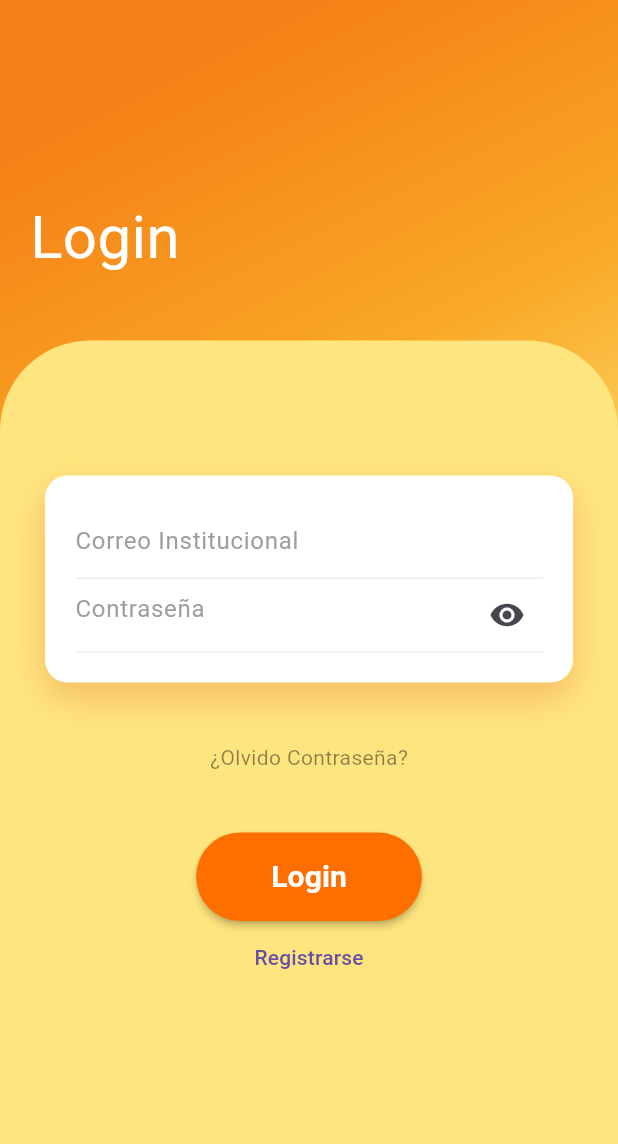
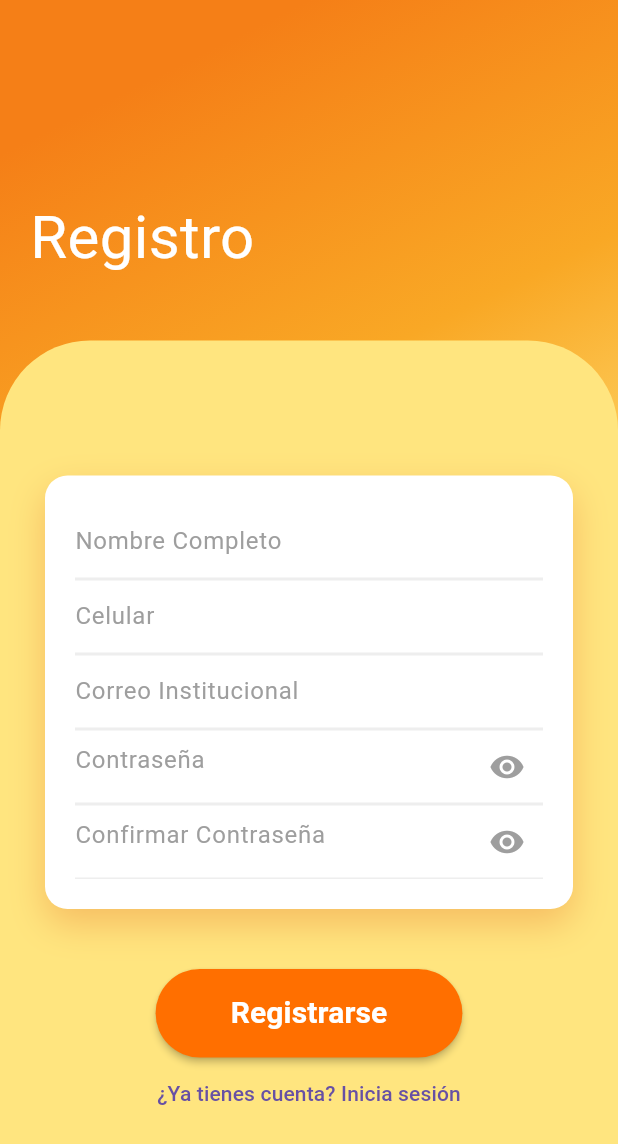
Before and after one commit to joseferrera15/Tarea2-Lenguajes--JoseFerrera, a Flutter app: the screen it shows after launch, after a tap on "Registrarse", on a phone screen of 412 x 824 dp. Shown: the top 1144 px of the screen. Run offline on Flutter 3.47's test engine with Material 3 defaults, Android fonts, the phone set to English and light mode, and no system bars; our stand-ins replace go_router.

Commit message:
Actualizacion Tarea 2.1

```diff
--- a/lib/main.dart
+++ b/lib/main.dart
@@ -4,6 +4,7 @@ import 'package:go_router/go_router.dart';
 import 'package:todo_apps/src/views/admin_todo_page.dart';
 import 'package:todo_apps/src/views/home_page.dart';
 import 'package:todo_apps/src/views/login_page.dart';
+import 'package:todo_apps/src/views/registro_page.dart';
 
 void main() => runApp(const MyApp());
 
@@ -37,6 +38,7 @@ class MyApp extends StatelessWidget {
                 },
               ),
 
+
             ],
 
           ),
@@ -45,6 +47,14 @@ class MyApp extends StatelessWidget {
                 name: 'login-page',
                 builder: (context, state) {
                    return const LoginPage();
+                },
+
+              ),
+            GoRoute(
+                path: '/registro',
+                name: 'registro',
+                builder: (context, state) {
+                   return const SignUpPage();
                 },
 
               )
--- a/lib/src/shared/text_fields.dart
+++ b/lib/src/shared/text_fields.dart
@@ -1 +1,91 @@
-//Clase CustomerTextField/
+import 'package:flutter/material.dart';
+
+class CustomTextField extends StatefulWidget {
+  final TextEditingController controller;
+  final String hintText;
+  final bool isPassword;
+  final TextInputType keyboardType;
+  final String? Function(String?)? validator;
+  final void Function(String)? onChanged;
+  final bool enabled;
+  final double borderRadius;
+  final String? labelText;
+  final TextStyle? labelStyle;
+  final InputBorder? inputBorder;
+
+  const CustomTextField({
+    Key? key,
+    required this.controller,
+    required this.hintText,
+    this.isPassword = false,
+    this.keyboardType = TextInputType.text,
+    this.validator,
+    this.onChanged,
+    this.enabled = true,
+    this.borderRadius = 12,
+    this.labelText,
+    this.labelStyle,
+    this.inputBorder,
+  }) : super(key: key);
+
+  @override
+  _CustomTextFieldState createState() => _CustomTextFieldState();
+}
+
+class _CustomTextFieldState extends State<CustomTextField> {
+  bool _obscureText = true;
+
+  @override
+  Widget build(BuildContext context) {
+    return Column(
+      crossAxisAlignment: CrossAxisAlignment.start,
+      children: [
+
+        if (widget.labelText != null)
+          Padding(
+            padding: const EdgeInsets.only(bottom: 8.0),
+            child: Text(
+              widget.labelText!,
+              style: widget.labelStyle ?? TextStyle(
+                color: Colors.black87,
+                fontWeight: FontWeight.bold,
+                fontSize: 16,
+              ),
+            ),
+          ),
+
+        //TexTfield Container
+        Container(
+          decoration: BoxDecoration(
+            border: Border(bottom: BorderSide(color: Colors.grey.shade200)),
+          ),
+          child: TextField(
+            controller: widget.controller,
+            obscureText: widget.isPassword && _obscureText,
+            keyboardType: widget.keyboardType,
+            enabled: widget.enabled,
+            onChanged: widget.onChanged,
+            decoration: InputDecoration(
+              hintText: widget.hintText,
+              hintStyle: const TextStyle(color: Colors.grey),
+              border: InputBorder.none,
+              suffixIcon: widget.isPassword
+                  ? IconButton(
+                      onPressed: () {
+                        setState(() {
+                          _obscureText = !_obscureText;
+                        });
+                      },
+                      icon: Icon(
+                        _obscureText ? Icons.visibility : Icons.visibility_off,
+                        color: Colors.grey,
+                      ),
+                    )
+                  : null,
+            ),
+          ),
+        ),
+      ],
+    );
+  }
+}
--- a/lib/src/views/login_page.dart
+++ b/lib/src/views/login_page.dart
@@ -1,5 +1,6 @@
 import 'package:flutter/material.dart';
 import 'package:go_router/go_router.dart';
+import 'package:todo_apps/src/shared/text_fields.dart';
 
 class LoginPage extends StatefulWidget {
     const LoginPage({super.key});
@@ -41,12 +42,32 @@ class _LoginPageState extends State<LoginPage>{
         return;
     }
 
-    // Aquí podrías agregar más validaciones
-    if (!_emailController.text.endsWith('@unah.edu')) {
+    // validacion de que se este utilizando el correo institucional
+    if (!_emailController.text.contains('jaferrerac@unah.hn')) {
         ScaffoldMessenger.of(context).showSnackBar(
             SnackBar(
                 content: Text(
                     'Use su correo institucional',
+                    textAlign: TextAlign.center,
+                    style:TextStyle(
+                        fontSize: 15,
+                        fontWeight: FontWeight.bold
+                        )
+                        ),
+                backgroundColor: Colors.red,
+                duration: Duration(seconds: 3),
+
+
+                ),
+        );
+        return;
+    }
+    //validacion que sea el numero de cuenta
+    if (!_passwordController.text.contains('20172000455')) {
+        ScaffoldMessenger.of(context).showSnackBar(
+            SnackBar(
+                content: Text(
+                    'Contrasena incorrecta',
                     textAlign: TextAlign.center,
                     style:TextStyle(
                         fontSize: 15,
@@ -122,7 +143,13 @@ class _LoginPageState extends State<LoginPage>{
                                                     border: Border(bottom: BorderSide(color:Colors.grey.shade200))
                                                 ),
                                                 //Los TextFields
-                                                child: TextField(
+                                                child: CustomTextField(
+                                                  controller: _emailController,
+                                                  hintText: "Correo Institucional",
+                                                  onChanged: (value) => setState(() {}),
+
+                                                  )
+                                                /*TextField(
                                                     controller: _emailController,
                                                     onChanged: (value) => setState(() {}),
                                                     decoration: InputDecoration(
@@ -131,14 +158,22 @@ class _LoginPageState extends State<LoginPage>{
                                                         border: InputBorder.none
 
                                                     ),
-                                                ),
+                                                ),*/
                                             ),
                                             Container(
                                                 decoration: BoxDecoration(
                                                     border: Border(bottom: BorderSide(color:Colors.grey.shade200))
                                                 ),
                                                 //Los TextFields
-                                                child: TextField(
+                                                child: CustomTextField(
+                                                  controller: _passwordController,
+                                                  hintText: "Contraseña",
+                                                  onChanged: (value) => setState(() {}),
+                                                  isPassword: true,
+
+                                                  )
+
+                                                /*TextField(
                                                     controller: _passwordController,
                                                     onChanged: (value) => setState(() {}),
                                                     obscureText: _obscureText,
@@ -158,7 +193,7 @@ class _LoginPageState extends State<LoginPage>{
 
 
                                                     ),
-                                                ),
+                                                ),*/
                                             ),
                                         ]
                                     ),
@@ -183,7 +218,7 @@ class _LoginPageState extends State<LoginPage>{
 
                                     ),
                                     onPressed: () {
-
+                                        context.go('/registro');
                                     },
                                     child: Text('Registrarse'),
                                     )
--- /dev/null
+++ b/lib/src/views/registro_page.dart
@@ -0,0 +1,275 @@
+import 'package:flutter/material.dart';
+import 'package:go_router/go_router.dart';
+import 'package:todo_apps/src/shared/text_fields.dart';
+
+class SignUpPage extends StatefulWidget {
+  const SignUpPage({super.key});
+
+  @override
+  _SignUpPageState createState() => _SignUpPageState();
+}
+
+class _SignUpPageState extends State<SignUpPage> {
+  bool _obscureText = true;
+  bool _obscureConfirmText = true;
+
+  // Controladores para todos los campos
+  final _nombreCompletoController = TextEditingController();
+  final _celularController = TextEditingController();
+  final _emailController = TextEditingController();
+  final _passwordController = TextEditingController();
+  final _confirmPasswordController = TextEditingController();
+
+  bool get _isFormValid {
+    return _nombreCompletoController.text.isNotEmpty &&
+           _celularController.text.isNotEmpty &&
+           _emailController.text.isNotEmpty &&
+           _passwordController.text.isNotEmpty &&
+           _confirmPasswordController.text.isNotEmpty;
+  }
+
+  void _handleSignUp() {
+    // Validación de campos vacíos
+    if (!_isFormValid) {
+      ScaffoldMessenger.of(context).showSnackBar(
+        SnackBar(
+          content: Text(
+            'Complete todos los campos',
+            textAlign: TextAlign.center,
+            style: TextStyle(
+              fontSize: 15,
+              fontWeight: FontWeight.bold
+            )
+          ),
+          backgroundColor: Colors.red,
+          duration: Duration(seconds: 3),
+        ),
+      );
+      return;
+    }
+
+    // Validacion de correo institucional
+    if (!_emailController.text.endsWith('@unah.hn')) {
+      ScaffoldMessenger.of(context).showSnackBar(
+        SnackBar(
+          content: Text(
+            'Use su correo institucional',
+            textAlign: TextAlign.center,
+            style: TextStyle(
+              fontSize: 15,
+              fontWeight: FontWeight.bold
+            )
+          ),
+          backgroundColor: Colors.red,
+          duration: Duration(seconds: 3),
+        ),
+      );
+      return;
+    }
+
+    // Validacion de coincidencia de contraseñas
+    if (_passwordController.text != _confirmPasswordController.text) {
+      ScaffoldMessenger.of(context).showSnackBar(
+        SnackBar(
+          content: Text(
+            'Las contraseñas no coinciden',
+            textAlign: TextAlign.center,
+            style: TextStyle(
+              fontSize: 15,
+              fontWeight: FontWeight.bold
+            )
+          ),
+          backgroundColor: Colors.red,
+          duration: Duration(seconds: 3),
+        ),
+      );
+      return;
+    }
+    //Validacion de caracteres
+    final specialCharRegex = RegExp(r'[!@#$%^&*(),.?":{}|<>]');
+    if (!specialCharRegex.hasMatch(_passwordController.text)) {
+      ScaffoldMessenger.of(context).showSnackBar(
+        SnackBar(
+          content: Text(
+            'La contraseña tiene que incluir al menos un caracter ',
+            textAlign: TextAlign.center,
+            style: TextStyle(
+              fontSize: 15,
+              fontWeight: FontWeight.bold
+            )
+          ),
+          backgroundColor: Colors.red,
+          duration: Duration(seconds: 3),
+        ),
+      );
+      return;
+    }
+    //validacion de longitud de contraseñas
+    if (_passwordController.text.length<6) {
+      ScaffoldMessenger.of(context).showSnackBar(
+        SnackBar(
+          content: Text(
+            'Las contraseñas tiene que tener un minimo de 6 caracteres',
+            textAlign: TextAlign.center,
+            style: TextStyle(
+              fontSize: 15,
+              fontWeight: FontWeight.bold
+            )
+          ),
+          backgroundColor: Colors.red,
+          duration: Duration(seconds: 3),
+        ),
+      );
+      return;
+    }
+
+
+    context.go('/login');
+  }
+
+  @override
+  Widget build(BuildContext context) {
+    return Scaffold(
+      body: Container(
+        padding: EdgeInsets.symmetric(vertical: 30),
+        width: double.infinity,
+        decoration: BoxDecoration(
+          gradient: LinearGradient(
+            begin: Alignment.topCenter,
+            colors: [
+              Colors.yellow.shade900,
+              Colors.yellow.shade800,
+              Colors.amberAccent.shade100,
+            ]
+          )
+        ),
+        child: Column(
+          crossAxisAlignment: CrossAxisAlignment.start,
+          children: <Widget>[
+            const SizedBox(height: 80),
+            Padding(
+              padding: const EdgeInsets.all(20),
+              child: Column(
+                crossAxisAlignment: CrossAxisAlignment.start,
+                children: <Widget>[
+                  Text("Registro", style: TextStyle(color: Colors.white, fontSize: 40)),
+                ],
+              ),
+            ),
+            const SizedBox(height: 20),
+            Expanded(
+              child: SingleChildScrollView(
+                child: Container(
+                  decoration: BoxDecoration(
+                    color: Colors.amberAccent.shade100,
+                    borderRadius: const BorderRadius.only(
+                      topLeft: Radius.circular(60),
+                      topRight: Radius.circular(60)
+                    )
+                  ),
+                  child: Padding(
+                    padding: const EdgeInsets.all(30),
+                    child: Column(
+                      children: <Widget>[
+                        const SizedBox(height: 60),
+                        Container(
+                          padding: const EdgeInsets.all(20),
+                          decoration: BoxDecoration(
+                            color: Colors.white,
+                            borderRadius: BorderRadius.circular(15),
+                            boxShadow: [BoxShadow(
+                              color: Color.fromRGBO(225, 95, 27, .3),
+                              blurRadius: 20,
+                              offset: Offset(0, 10)
+                            )]
+                          ),
+                          child: Column(
+                            children: <Widget>[
+                              // Campo de Nombre Completo
+                              Container(
+                                decoration: BoxDecoration(
+                                  border: Border(bottom: BorderSide(color: Colors.grey.shade200))
+                                ),
+                                child: CustomTextField(
+                                  controller: _nombreCompletoController,
+                                  hintText: "Nombre Completo",
+                                  onChanged: (value) => setState(() {}),
+                                ),
+                              ),
+                              // Campo de Celular
+                              Container(
+                                decoration: BoxDecoration(
+                                  border: Border(bottom: BorderSide(color: Colors.grey.shade200))
+                                ),
+                                child: CustomTextField(
+                                  controller: _celularController,
+                                  hintText: "Celular",
+                                  onChanged: (value) => setState(() {}),
+                                ),
+                              ),
+                              // Campo de Email
+                              Container(
+                                decoration: BoxDecoration(
+                                  border: Border(bottom: BorderSide(color: Colors.grey.shade200))
+                                ),
+                                child: CustomTextField(
+                                  controller: _emailController,
+                                  hintText: "Correo Institucional",
+                                  onChanged: (value) => setState(() {}),
+                                ),
+                              ),
+                              // Campo de Contraseña
+                              Container(
+                                decoration: BoxDecoration(
+                                  border: Border(bottom: BorderSide(color: Colors.grey.shade200))
+                                ),
+                                child: CustomTextField(
+                                  controller: _passwordController,
+                                  hintText: "Contraseña",
+                                  onChanged: (value) => setState(() {}),
+                                  isPassword: true,
+                                ),
+                              ),
+                              // Campo de Confirmar Contraseña
+                              Container(
+                                child: CustomTextField(
+                                  controller: _confirmPasswordController,
+                                  hintText: "Confirmar Contraseña",
+                                  onChanged: (value) => setState(() {}),
+                                  isPassword: true,
+                                ),
+                              ),
+                            ]
+                          ),
+                        ),
+                        const SizedBox(height: 40),
+                        ElevatedButton(
+                          style: ElevatedButton.styleFrom(
+                            backgroundColor: Colors.amber[900],
+                            padding: EdgeInsets.symmetric(horizontal: 50, vertical: 15),
+                            shape: RoundedRectangleBorder(
+                              borderRadius: BorderRadius.circular(30),
+                            ),
+                            elevation: 2
+                          ),
+                          onPressed: _handleSignUp,
+                          child: Text('Registrarse', style: TextStyle(color: Colors.white, fontSize: 20, fontWeight: FontWeight.bold)),
+                        ),
+                        TextButton(
+                          onPressed: () {
+                            context.go('/login');
+                          },
+                          child: Text('¿Ya tienes cuenta? Inicia sesión'),
+                        )
+                      ],
+                    ),
+                  ),
+                )
+              )
+            )
+          ],
+        ),
+      )
+    );
+  }
+}
```
Also changed, not shown: lib/src/views/admin_todo_page.dart (+17 -6 lines).
